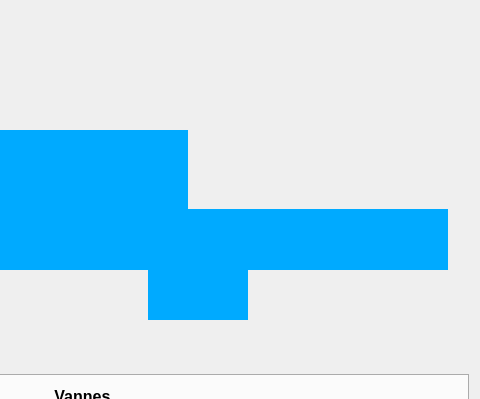
The window that mainwindow.ui (felsocim/Ecluse) describes before a commit, drawn with Qt 5; both pictures show x 392 to 872 and y 0 to 399 of the 872 by 787 pixel window.
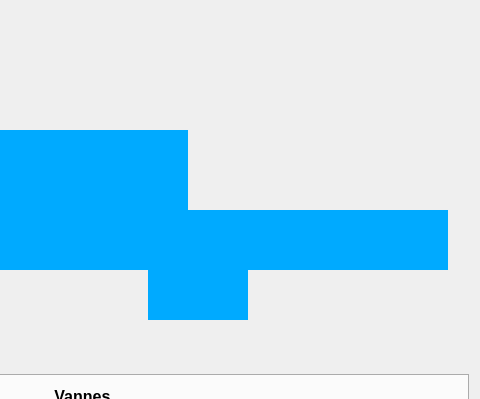
The same window after the commit. Icons and pictures are not drawn.

```diff
--- a/mainwindow.ui
+++ b/mainwindow.ui
@@ -1297,10 +1297,10 @@
    <widget class="QLabel" name="aniNiveauAval">
     <property name="geometry">
      <rect>
-      <x>579</x>
-      <y>209</y>
-      <width>261</width>
-      <height>61</height>
+      <x>580</x>
+      <y>210</y>
+      <width>260</width>
+      <height>60</height>
      </rect>
     </property>
     <property name="styleSheet">
```
